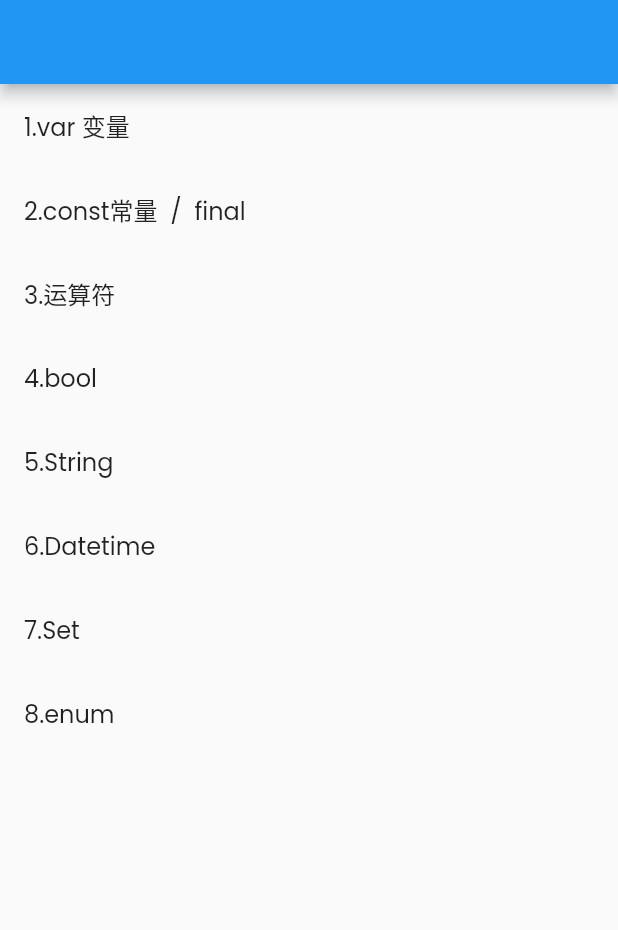
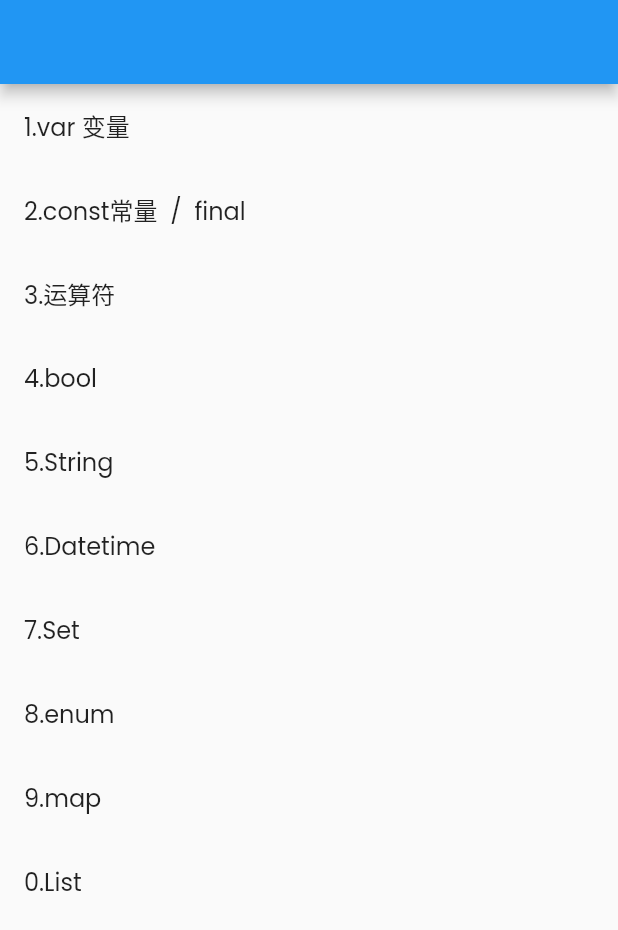
Before and after one commit to Shineforword/lyxy, a Flutter app: the LyDart screen opened directly, on a phone screen of 412 x 824 dp. Shown: the top 930 px of the screen. Run offline on Flutter 3.47's test engine with Material 2 defaults, Android fonts, the phone set to English and light mode, and no system bars; our stand-ins replace extended_image, flutter_markdown; missing offline and left inert: markdown_syntax_highlighter, wechat_assets_picker; network calls fail.

Commit message:
[dart - list ]

```diff
--- a/lib/explore/dart/ly_dart.dart
+++ b/lib/explore/dart/ly_dart.dart
@@ -37,6 +37,12 @@ class LyDart extends StatelessWidget {
           LyxyExploreItem(
               title: "8.enum",
               page: LyxyCodes(mdpwd: "lib/assets/markdown/dart/enum.md")),
+          LyxyExploreItem(
+              title: "9.map",
+              page: LyxyCodes(mdpwd: "lib/assets/markdown/dart/map.md")),
+          LyxyExploreItem(
+              title: "0.List",
+              page: LyxyCodes(mdpwd: "lib/assets/markdown/dart/list.md")),
         ],
       ),
     );
```
Also changed, not shown: 1 other file.
